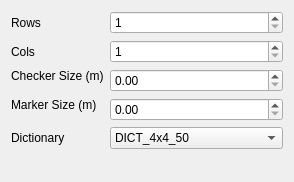
This is widget/src/charuco_target.ui in ros-industrial/industrial_calibration as Qt 5 draws it before an edit. The edited form follows.
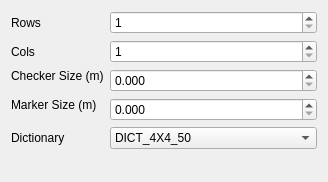
This is the edited form.

What changed in the file:
```diff
--- a/widget/src/charuco_target.ui
+++ b/widget/src/charuco_target.ui
@@ -6,7 +6,7 @@
    <rect>
     <x>0</x>
     <y>0</y>
-    <width>221</width>
+    <width>328</width>
     <height>182</height>
    </rect>
   </property>
@@ -56,7 +56,11 @@
     </widget>
    </item>
    <item row="2" column="1">
-    <widget class="QDoubleSpinBox" name="checkerSizeDoubleSpinBox"/>
+    <widget class="QDoubleSpinBox" name="checkerSizeDoubleSpinBox">
+     <property name="decimals">
+      <number>3</number>
+     </property>
+    </widget>
    </item>
    <item row="3" column="0">
     <widget class="QLabel" name="label_4">
@@ -72,7 +76,11 @@
     </widget>
    </item>
    <item row="3" column="1">
-    <widget class="QDoubleSpinBox" name="markerSizeDoubleSpinBox"/>
+    <widget class="QDoubleSpinBox" name="markerSizeDoubleSpinBox">
+     <property name="decimals">
+      <number>3</number>
+     </property>
+    </widget>
    </item>
    <item row="4" column="0">
     <widget class="QLabel" name="label_5">
@@ -85,7 +93,7 @@
     <widget class="QComboBox" name="dictComboBox">
      <item>
       <property name="text">
-       <string>DICT_4x4_50</string>
+       <string>DICT_4X4_50</string>
       </property>
      </item>
      <item>
```
Left out of the diff: 12 changed lines with no effect on the pictures.
